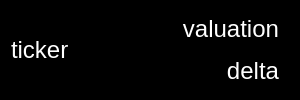
First picture: the form in src/gui/widgets/watchlistsummarycard.ui, repository guruprerana/trading-platform-pp, before the edit.
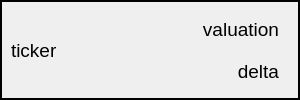
Second picture: the form after the edit.

Commit message: added border and resized

```diff
--- a/src/gui/widgets/watchlistsummarycard.ui
+++ b/src/gui/widgets/watchlistsummarycard.ui
@@ -26,7 +26,9 @@
    <string>Form</string>
   </property>
   <property name="styleSheet">
-   <string notr="true">background-color: black;</string>
+   <string notr="true">border-color: black;
+border-width: 2px;
+border-style: solid;</string>
   </property>
   <layout class="QHBoxLayout" name="horizontalLayout" stretch="0,1">
    <item>
@@ -39,11 +41,11 @@
      </property>
      <property name="font">
       <font>
-       <pointsize>18</pointsize>
+       <pointsize>14</pointsize>
       </font>
      </property>
      <property name="styleSheet">
-      <string notr="true">color: white;</string>
+      <string notr="true">border-width: 0;</string>
      </property>
      <property name="text">
       <string>ticker</string>
@@ -71,11 +73,11 @@
        </property>
        <property name="font">
         <font>
-         <pointsize>18</pointsize>
+         <pointsize>14</pointsize>
         </font>
        </property>
        <property name="styleSheet">
-        <string notr="true">color: white;</string>
+        <string notr="true">border-width: 0;</string>
        </property>
        <property name="text">
         <string>valuation</string>
@@ -98,11 +100,11 @@
        </property>
        <property name="font">
         <font>
-         <pointsize>18</pointsize>
+         <pointsize>14</pointsize>
         </font>
        </property>
        <property name="styleSheet">
-        <string notr="true">color: white;</string>
+        <string notr="true">border-width: 0;</string>
        </property>
        <property name="text">
         <string>delta</string>
```
